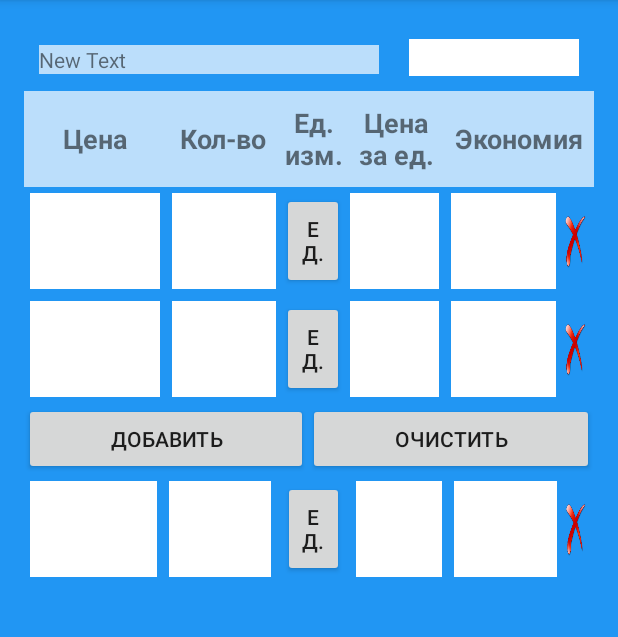
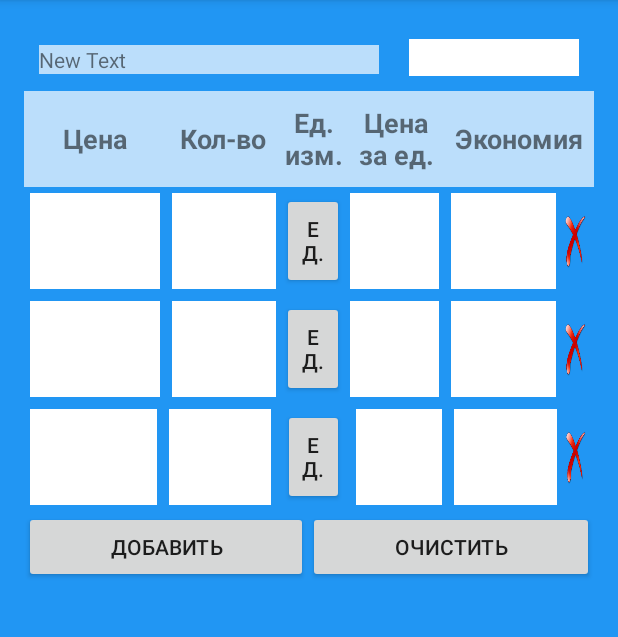
Before and after one commit to Dvajdi/QuickComparison, an Android app: the screen it shows after launch (MainActivity), in the options menu, after a tap on "add", on a phone screen of 412 x 824 dp, the part 84-721 px from its top. Run offline under Robolectric (Android 15) with nearby library versions, the light colour scheme and no system bars.

Commit message:
Новинки

```diff
--- a/app/src/main/java/ru/forge/twice_a_day/quickcomparison/MainActivity.java
+++ b/app/src/main/java/ru/forge/twice_a_day/quickcomparison/MainActivity.java
@@ -7,18 +7,20 @@ import android.text.TextWatcher;
 import android.util.Log;
 import android.view.Menu;
 import android.view.MenuItem;
+import android.view.View;
 import android.view.ViewGroup;
 import android.widget.Button;
 import android.widget.EditText;
-import android.widget.ImageButton;
 import android.widget.LinearLayout;
 import android.widget.TextView;
+
+import java.util.ArrayList;
 
 public class MainActivity extends AppCompatActivity {
 
 
     EditText et_price1, et_quantity1,et_price2, et_quantity2;
-    TextView tv_price_unit1, tv_price_unit2;
+    TextView tv_price_unit1, tv_price_unit2,tv_economy1,tv_economy2;
     Button button_unit1,button_unit2,button_add,button_clear;
     Button iButton_delete1,iButton_delete2;
 
@@ -31,7 +33,8 @@ public class MainActivity extends AppCompatActivity {
     boolean et_price1ChangedAndGreaterThanZero, et_quantity1ChangedAndGreaterThanZero;
     double quantity1, price1;
 
-
+    ArrayList<LinearLayout> allDopLinearLayout;
+    ArrayList<TextView> textViewForClear;
 
 
     @Override
@@ -47,42 +50,40 @@ public class MainActivity extends AppCompatActivity {
     public void findMyViews() {
         et_price1 = (EditText) findViewById(R.id.et_price1);
         et_quantity1 = (EditText) findViewById(R.id.et_quantity1);
+        tv_price_unit1 =(TextView)findViewById(R.id.tv_price_unit1);
+        tv_economy1 =(TextView)findViewById(R.id.tv_economy1);
+        button_unit1=(Button)findViewById(R.id.button_unit1);
+        iButton_delete1=(Button)findViewById(R.id.button_delete1);
+
         et_price2 = (EditText) findViewById(R.id.et_price2);
         et_quantity2 = (EditText) findViewById(R.id.et_quantity2);
-        tv_price_unit1 =(TextView)findViewById(R.id.tv_price_unit1);
         tv_price_unit2 =(TextView)findViewById(R.id.tv_price_unit2);
-        button_unit1=(Button)findViewById(R.id.button_unit1);
-        iButton_delete1=(Button)findViewById(R.id.button_delete1);
+        tv_economy2 =(TextView)findViewById(R.id.tv_economy2);
         button_unit2=(Button)findViewById(R.id.button_unit2);
         iButton_delete2=(Button)findViewById(R.id.button_delete2);
         button_add=(Button)findViewById(R.id.button_add);
         button_clear=(Button)findViewById(R.id.button_clear);
         rl_main = (LinearLayout) findViewById(R.id.rl_main);
 
+
+
         row2=(LinearLayout)findViewById(R.id.row2);
     }
 
     public void setContent() {
 
+        allDopLinearLayout=new ArrayList<LinearLayout>();
+        textViewForClear =new ArrayList<>();
 
-    }
+        textViewForClear.add(et_price1);
+        textViewForClear.add(et_quantity1);
+        textViewForClear.add(tv_price_unit1);
+        textViewForClear.add(tv_economy1);
 
-    @Override
-    public boolean onCreateOptionsMenu(Menu menu) {
-        getMenuInflater().inflate(R.menu.menu, menu);
-        return super.onCreateOptionsMenu(menu);
-
-    }
-
-    @Override
-    public boolean onOptionsItemSelected(MenuItem item) {
-        if (item.getItemId() == R.id.add) {
-            makeNewRow();
-        }
-        if (item.getItemId() == R.id.remove) {
-            removeRow();
-        }
-        return super.onOptionsItemSelected(item);
+        textViewForClear.add(et_price2);
+        textViewForClear.add(et_quantity2);
+        textViewForClear.add(tv_price_unit2);
+        textViewForClear.add(tv_economy2);
     }
 
     private void removeRow() {
@@ -97,15 +98,44 @@ public class MainActivity extends AppCompatActivity {
         LinearLayout llNew = (LinearLayout) LinearLayout.inflate(this, R.layout.row, null);
         llNew.setId(i);
 
+        findMyViewsInNewRowAndSetListeners(llNew);
+
         Log.d("priv", "id = " + llNew.getId());
         Log.d("priv", "R.layout.row = " + R.layout.row);
+        allDopLinearLayout.add(llNew);
+        rl_main.addView(llNew, lp);
+    }
 
-        rl_main.addView(llNew, lp);
+    private void findMyViewsInNewRowAndSetListeners(LinearLayout llNew) {
+        et_price1 = (EditText) llNew.findViewById(R.id.et_dop_price);
+        et_quantity1 = (EditText) llNew.findViewById(R.id.et_dop_quantity);
+        tv_price_unit1 =(TextView)llNew.findViewById(R.id.tv_dop_resalt);
+        tv_economy1 =(TextView)llNew.findViewById(R.id.tv_dop_economy);
+        button_unit1=(Button)llNew.findViewById(R.id.button_dop_unit);
+        iButton_delete1=(Button)llNew.findViewById(R.id.button_dop_delete);
+
+        et_price1.setId(Integer.valueOf(i+""+1));
+        et_quantity1.setId(Integer.valueOf(i+""+2));
+        tv_price_unit1.setId(Integer.valueOf(i + "" + 3));
+        tv_economy1.setId(Integer.valueOf(i + "" + 4));
+        button_unit1.setId(Integer.valueOf(i + "" + 5));
+        iButton_delete1.setId(Integer.valueOf(i + "" + 6));
+
+        et_quantity1.addTextChangedListener(watcher);
+        et_price1.addTextChangedListener(watcher);
+
+        button_add.setOnClickListener(onClickListener);
+        button_clear.setOnClickListener(onClickListener);
+
+
     }
 
     public void setListeners() {
         et_quantity1.addTextChangedListener(watcher);
         et_price1.addTextChangedListener(watcher);
+
+        button_add.setOnClickListener(onClickListener);
+        button_clear.setOnClickListener(onClickListener);
     }
 
     private void go() {
@@ -128,7 +158,7 @@ public class MainActivity extends AppCompatActivity {
 
         if (quantity1 > 0 && price1 > 0) {
             tv_price_unit1.setText(price1 / quantity1 + "");
-            makeNewRow();
+
         } else {
             tv_price_unit1.setText("");
         }
@@ -148,12 +178,44 @@ public class MainActivity extends AppCompatActivity {
 
         @Override
         public void afterTextChanged(Editable s) {
+            Log.d("priv2","watcher работает");
 
             go();
-
-
         }
     };
 
+void clear(){
+    for(LinearLayout oneLinear:allDopLinearLayout){rl_main.removeView(oneLinear);};
+    for(TextView textView:textViewForClear){textView.setText("");};
 
 }
+
+    View.OnClickListener onClickListener = new View.OnClickListener() {
+        @Override
+        public void onClick(View v) {
+        switch(v.getId()){
+            case  R.id.button_add:  makeNewRow(); Log.d("priv", "Размер = " + allDopLinearLayout.size() + "");break;
+            case  R.id.button_clear: clear();break;
+        }
+        }
+    };
+
+    @Override
+    public boolean onCreateOptionsMenu(Menu menu) {
+        getMenuInflater().inflate(R.menu.menu, menu);
+        return super.onCreateOptionsMenu(menu);
+
+    }
+
+    @Override
+    public boolean onOptionsItemSelected(MenuItem item) {
+        if (item.getItemId() == R.id.add) {
+            makeNewRow();
+        }
+        if (item.getItemId() == R.id.remove) {
+            removeRow();
+        }
+        return super.onOptionsItemSelected(item);
+    }
+
+}
--- a/app/src/main/res/layout/activity_main.xml
+++ b/app/src/main/res/layout/activity_main.xml
@@ -9,6 +9,16 @@
     android:paddingRight="@dimen/activity_horizontal_margin"
     android:paddingTop="@dimen/activity_vertical_margin"
     tools:context="ru.forge.twice_a_day.quickcomparison.MainActivity"
+              android:background="@color/background_main_activity">
+    <ScrollView android:layout_width="match_parent"
+                android:layout_height="match_parent">
+    <LinearLayout android:layout_width="match_parent"
+                  android:layout_height="match_parent"
+                  android:orientation="vertical">
+    <LinearLayout
+              android:layout_width="match_parent"
+              android:layout_height="wrap_content"
+              android:orientation="vertical"
     android:id="@+id/rl_main"
     android:background="@color/background_main_activity">
 
@@ -123,7 +133,7 @@
             android:background="@color/background_tv"
             android:layout_weight="25"
             android:layout_margin="4dp"
-            android:focusable="false" />
+            android:focusable="true" android:enabled="true"/>
 
         <EditText
             android:layout_width="0dp"
@@ -135,7 +145,7 @@
             android:textSize="20sp"
             android:background="@color/background_tv"
             android:layout_weight="20"
-            android:layout_margin="4dp" />
+            android:layout_margin="4dp" android:enabled="true" android:focusable="true"/>
 
         <Button
             android:layout_width="0dp"
@@ -153,15 +163,15 @@
             android:textSize="20sp"
             android:background="@color/background_tv"
             android:layout_weight="17"
-            android:layout_margin="4dp" />
+            android:layout_margin="4dp" android:enabled="true" android:focusable="true"/>
 
         <TextView
             android:layout_width="0dp"
             android:layout_height="64dp"
-            android:id="@+id/et_economy1"
+            android:id="@+id/tv_economy1"
             android:background="@color/background_tv"
             android:layout_weight="20"
-            android:layout_margin="4dp" />
+            android:layout_margin="4dp" android:enabled="true" android:focusable="true"/>
 
         <Button
             android:layout_width="0dp"
@@ -191,7 +201,7 @@
             android:textSize="20sp"
             android:background="@color/background_tv"
             android:layout_weight="25"
-            android:layout_margin="4dp" />
+            android:layout_margin="4dp" android:enabled="true" android:focusable="true"/>
 
         <EditText
             android:layout_width="0dp"
@@ -203,7 +213,7 @@
             android:textSize="20sp"
             android:background="@color/background_tv"
             android:layout_weight="20"
-            android:layout_margin="4dp" />
+            android:layout_margin="4dp" android:enabled="true" android:focusable="true"/>
 
         <Button
             android:layout_width="0dp"
@@ -220,7 +230,7 @@
             android:textSize="20sp"
             android:background="@color/background_tv"
             android:layout_weight="17"
-            android:layout_margin="4dp" />
+            android:layout_margin="4dp" android:enabled="true" android:focusable="true"/>
 
         <TextView
             android:layout_width="0dp"
@@ -228,7 +238,7 @@
             android:id="@+id/tv_economy2"
             android:background="@color/background_tv"
             android:layout_weight="20"
-            android:layout_margin="4dp" />
+            android:layout_margin="4dp" android:enabled="true" android:focusable="true"/>
 
         <Button
             android:layout_width="0dp"
@@ -238,6 +248,7 @@
             android:background="@mipmap/delete" />
     </LinearLayout>
 
+              </LinearLayout>
     <LinearLayout
         android:orientation="horizontal"
         android:layout_width="match_parent"
@@ -259,5 +270,6 @@
             android:id="@+id/button_clear"
             android:layout_weight="1" />
     </LinearLayout>
-
+    </LinearLayout>
+    </ScrollView>
 </LinearLayout>
```
